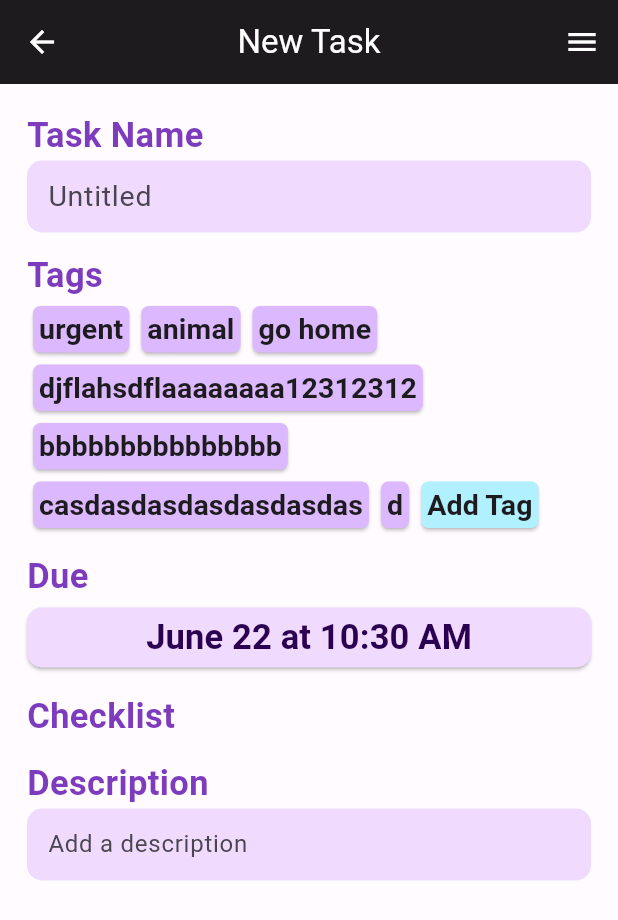
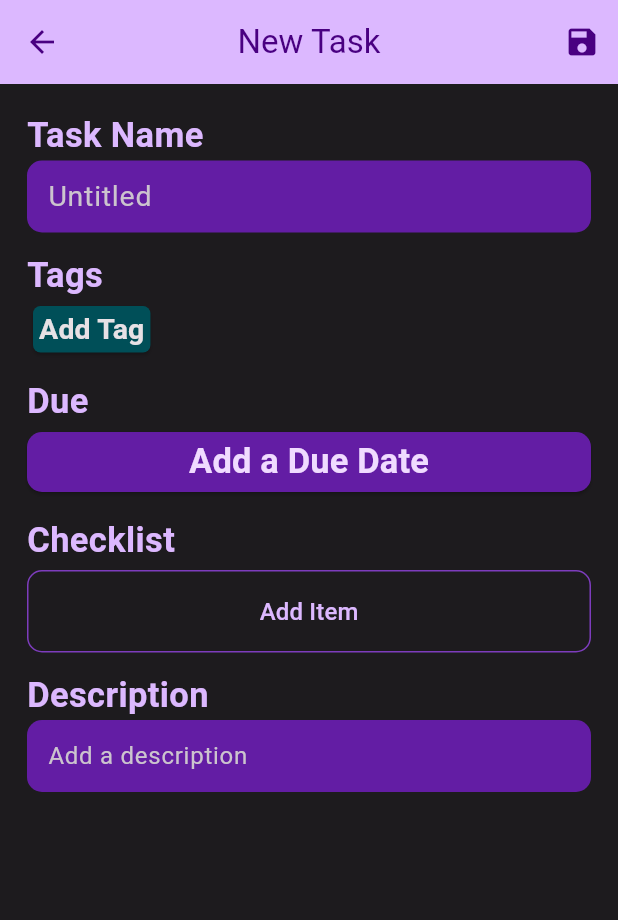
Before and after one commit to jasonly027/DisWeek, a Flutter app: the screen it shows after launch, after a tap on the "add" icon, on a phone screen of 412 x 824 dp. Shown: the top 920 px of the screen. Run offline on Flutter 3.47's test engine with Material 2 defaults, Android fonts, the light colour scheme and no system bars.

Commit message:
Adjusted fields in Task class, added experimental checklist

```diff
--- a/lib/pages/daily_view.dart
+++ b/lib/pages/daily_view.dart
@@ -19,7 +19,7 @@ class _DailyViewState extends State<DailyView> {
     return Scaffold(
       appBar: AppBar(
         automaticallyImplyLeading: true,
-        backgroundColor: themeColor.onBackground,
+        backgroundColor: themeColor.primary,
         title: Text(
           widget.title,
           style: TextStyle(color: themeColor.onPrimary),
@@ -43,7 +43,7 @@ class _DailyViewState extends State<DailyView> {
                   context,
                   MaterialPageRoute(
                       builder: (context) =>
-                          TaskView(title: "New Task", task: tempList[0])));
+                          TaskView()));
             },
           )
         ],
@@ -57,7 +57,10 @@ class _DailyViewState extends State<DailyView> {
 }
 
 var tempList = [
-  Task(due: DateTime.now().toLocal(), tags: [
+  Task(
+    title: "Mango",
+    due: DateTime.now().toLocal(),
+    tags: [
       'urgent',
       'animal',
       'go home',
@@ -65,6 +68,13 @@ var tempList = [
       'bbbbbbbbbbbbbbb',
       'casdasdasdasdasdasdas',
       'd'
-  ]),
+    ],
+    checklist: [
+      Check(title: "Hi Joe", isChecked: true),
+      Check(title: "Badger")
+    ],
+    description: "Hello",
+  ),
   Task(due: DateTime.now().toLocal(), tags: ['late', 'home']),
+  Task(tags: ['guy', 'dog'])
 ];
--- a/lib/pages/daily_view_helper.dart
+++ b/lib/pages/daily_view_helper.dart
@@ -1,3 +1,4 @@
+import 'package:dis_week/pages/task_view.dart';
 import 'package:dis_week/utils/task.dart';
 import 'package:flutter/material.dart';
 import 'package:intl/intl.dart';
@@ -11,7 +12,12 @@ Widget createDailyView(BuildContext context, List<Task> taskList) {
     itemCount: taskList.length,
     itemBuilder: (BuildContext context, int index) {
       return ElevatedButton(
-        onPressed: () {},
+        onPressed: () {
+          Navigator.push(
+              context,
+              MaterialPageRoute(
+                  builder: (context) => TaskView.edit(task: taskList[index])));
+        },
         style: ElevatedButton.styleFrom(
           padding: const EdgeInsets.all(10),
           backgroundColor: themeColor.surfaceVariant,
@@ -29,7 +35,8 @@ Widget createDailyView(BuildContext context, List<Task> taskList) {
                   child: Column(
                     crossAxisAlignment: CrossAxisAlignment.start,
                     children: [
-                      _drawTaskTitle(taskList[index].task, themeColor),
+                      _drawTaskTitle(
+                          title: taskList[index].title, themeColor: themeColor),
                       _drawTaskDue(taskList[index].due, themeColor),
                     ],
                   ),
@@ -40,7 +47,10 @@ Widget createDailyView(BuildContext context, List<Task> taskList) {
                         taskList[index].progress, themeColor)),
               ],
             ),
-            _drawTaskTags(taskList[index].tags, themeColor, mqTextScaleFactor),
+            _drawTaskTags(
+                tags: taskList[index].tags,
+                themeColor: themeColor,
+                textScaleFactor: mqTextScaleFactor),
           ],
         ),
       );
@@ -48,7 +58,10 @@ Widget createDailyView(BuildContext context, List<Task> taskList) {
   );
 }
 
-Widget _drawTaskTitle(String taskTitle, ColorScheme themeColor) {
+Widget _drawTaskTitle(
+    {required String? title, required ColorScheme themeColor}) {
+  title = title ?? 'Untitled';
+
   return Container(
     margin: const EdgeInsets.all(2),
     padding: const EdgeInsets.symmetric(vertical: 2, horizontal: 4),
@@ -56,7 +69,7 @@ Widget _drawTaskTitle(String taskTitle, ColorScheme themeColor) {
       borderRadius: const BorderRadius.all(Radius.circular(5)),
       color: themeColor.surface,
     ),
-    child: Text(taskTitle,
+    child: Text(title,
         style: TextStyle(
           color: themeColor.onSurface,
           fontWeight: FontWeight.bold,
@@ -67,7 +80,7 @@ Widget _drawTaskTitle(String taskTitle, ColorScheme themeColor) {
 
 Widget _drawTaskDue(DateTime? taskDue, ColorScheme themeColor) {
   if (taskDue == null) {
-    return Container();
+    return SizedBox.shrink();
   }
   String monthDay = DateFormat.MMMMd().format(taskDue);
 
@@ -103,9 +116,15 @@ Widget _drawTaskProgress(Progress progress, ColorScheme themeColor) {
 }
 
 Widget _drawTaskTags(
-    List<String> tags, ColorScheme themeColor, double mqTextScaleFactor) {
+    {List<String>? tags,
+    required ColorScheme themeColor,
+    required double textScaleFactor}) {
+  if (tags == null) {
+    return const SizedBox.shrink();
+  }
+
   return SizedBox(
-    height: 28 * mqTextScaleFactor,
+    height: 28 * textScaleFactor,
     child: ListView.builder(
       scrollDirection: Axis.horizontal,
       // separatorBuilder: (context, _) => const SizedBox(width: 0),
--- a/lib/pages/main.dart
+++ b/lib/pages/main.dart
@@ -13,7 +13,8 @@ class DisWeek extends StatelessWidget {
   Widget build(BuildContext context) {
     return MaterialApp(
       title: 'DisWeek',
-      theme: ThemeData(useMaterial3: true, colorScheme: lightColorScheme),
+      // theme: ThemeData(useMaterial3: true, colorScheme: lightColorScheme),
+      theme: ThemeData(useMaterial3: true, colorScheme: darkColorScheme),
       darkTheme: ThemeData(useMaterial3: true, colorScheme: darkColorScheme),
       home: const DailyView(title: 'Today'),
     );
--- a/lib/pages/task_view.dart
+++ b/lib/pages/task_view.dart
@@ -3,18 +3,33 @@ import 'package:dis_week/utils/task.dart';
 import 'package:flutter/material.dart';
 
 class TaskView extends StatefulWidget {
-  TaskView({Key? key, required this.title, required this.task})
-      : super(key: key);
+  TaskView({Key? key})
+      : title = "New Task",
+        task = Task(),
+        super(key: key);
+
+  TaskView.edit({Key? key, required this.task})
+      : title = "Edit Task",
+        super(key: key);
+
   final String title;
-  Task task;
+  final Task task;
 
   @override
   State<TaskView> createState() => _TaskViewState();
 }
 
 class _TaskViewState extends State<TaskView> {
-  final _nameController = TextEditingController();
-  final _descriptionController = TextEditingController();
+  late TextEditingController _nameController;
+  late TextEditingController _descriptionController;
+
+  @override
+  void initState() {
+    super.initState();
+    _nameController = TextEditingController(text: widget.task.title);
+    _descriptionController =
+        TextEditingController(text: widget.task.description);
+  }
 
   @override
   Widget build(BuildContext context) {
@@ -22,7 +37,7 @@ class _TaskViewState extends State<TaskView> {
 
     return Scaffold(
         appBar: AppBar(
-          backgroundColor: themeColor.onBackground,
+          backgroundColor: themeColor.primary,
           title: Text(
             widget.title,
             style: TextStyle(color: themeColor.onPrimary),
@@ -37,7 +52,7 @@ class _TaskViewState extends State<TaskView> {
           ),
           actions: <Widget>[
             IconButton(
-              icon: const Icon(Icons.menu),
+              icon: const Icon(Icons.save),
               color: themeColor.onPrimary,
               onPressed: () {},
             )
@@ -51,20 +66,102 @@ class _TaskViewState extends State<TaskView> {
               children: [
                 makeHeaderText(
                     text: "Task Name", color: themeColor.primary, marginTop: 0),
-                makeTitleField(
-                    controller: _nameController, themeColor: themeColor),
+                makeTitleField(controller: _nameController, theme: themeColor),
                 makeHeaderText(text: "Tags", color: themeColor.primary),
-                makeTagList(tags: widget.task.tags, themeColor: themeColor),
+                makeTagList(tags: widget.task.tags, theme: themeColor),
                 makeHeaderText(text: "Due", color: themeColor.primary),
-                makeDueButton(widget.task.due, themeColor),
+                makeDueButton(date: widget.task.due, theme: themeColor),
                 makeHeaderText(text: "Checklist", color: themeColor.primary),
-                //
+                makeChecklist(
+                    checklist: widget.task.checklist, theme: themeColor),
                 makeHeaderText(text: "Description", color: themeColor.primary),
                 makeDescriptionField(
-                    controller: _descriptionController, themeColor: themeColor),
+                    controller: _descriptionController, theme: themeColor),
               ],
             ),
           ),
         ));
   }
+
+  Widget makeChecklist({List<Check>? checklist, required ColorScheme theme}) {
+    return Container(
+      margin: const EdgeInsets.only(top: 3),
+      decoration: BoxDecoration(
+          border: Border.all(color: theme.inversePrimary),
+          borderRadius: BorderRadius.circular(10)),
+      child: Column(
+        children: [
+          checklist != null
+              ? ListView.builder(
+                  shrinkWrap: true,
+                  itemCount: checklist.length,
+                  itemBuilder: (BuildContext context, int index) {
+                    final TextEditingController title =
+                        TextEditingController(text: checklist[index].title);
+
+                    return Row(
+                      children: [
+                        Expanded(
+                          flex: 2,
+                          child: Checkbox(
+                              value: checklist[index].isChecked,
+                              activeColor: theme.primary,
+                              onChanged: (bool? value) {
+                                setState(() {
+                                  checklist[index].isChecked = value!;
+                                });
+                              }),
+                        ),
+                        Expanded(
+                          flex: 8,
+                            child: TextButton(
+                                onPressed: () {
+                                  setState(() {
+                                    checklist[index].isChecked =
+                                        !checklist[index].isChecked;
+                                  });
+                                },
+                                style: TextButton.styleFrom(
+                                  textStyle: const TextStyle(fontSize: 16),
+                                  padding:
+                                      const EdgeInsets.symmetric(vertical: 5, horizontal: 15),
+                                  shape: RoundedRectangleBorder(
+                                      borderRadius: BorderRadius.circular(3),),
+                                ),
+                                child: Align(
+                                  alignment: Alignment.centerLeft,
+                                  child: TextField(
+                                    controller: title,
+                                    maxLines: null,
+                                    decoration: const InputDecoration(
+                                      border: InputBorder.none
+                                    ),
+                                  ),
+                                )),
+                          ),
+                      ],
+                    );
+                  },
+                )
+              : const SizedBox.shrink(),
+          SizedBox(
+            width: double.infinity,
+            child: TextButton(
+                onPressed: () {
+                  // checklist.add()
+                },
+                style: TextButton.styleFrom(
+                  padding: const EdgeInsets.only(top: 15, bottom: 15),
+                  shape: RoundedRectangleBorder(
+                      borderRadius: BorderRadius.circular(0)),
+                ),
+                child: const Text(
+                  'Add Item',
+                  style: TextStyle(fontSize: 16),
+                )),
+          )
+        ],
+      ),
+    );
+  }
 }
--- a/lib/pages/task_view_helper.dart
+++ b/lib/pages/task_view_helper.dart
@@ -1,3 +1,6 @@
+import 'dart:collection';
+
+import 'package:dis_week/utils/task.dart';
 import 'package:flutter/material.dart';
 import 'package:intl/intl.dart';
 
@@ -18,14 +21,14 @@ Widget makeHeaderText(
 
 Widget makeTitleField(
         {required TextEditingController controller,
-        required ColorScheme themeColor}) =>
+        required ColorScheme theme}) =>
     TextField(
       controller: controller,
       style: const TextStyle(fontSize: 19),
       decoration: InputDecoration(
           hintText: 'Untitled',
           filled: true,
-          fillColor: themeColor.primaryContainer,
+          fillColor: theme.primaryContainer,
           contentPadding:
               const EdgeInsets.symmetric(vertical: 0, horizontal: 10),
           border: OutlineInputBorder(
@@ -36,28 +39,27 @@ Widget makeTitleField(
       },
     );
 
-Widget makeTagList(
-        {required List<String> tags, required ColorScheme themeColor}) =>
+Widget makeTagList({required List<String>? tags, required ColorScheme theme}) =>
     Wrap(children: [
-      ...tags
-          .map((item) => _makeTagButton(
+      ...?tags
+          ?.map((item) => _makeTagButton(
               onPressed: () {},
-              textColor: themeColor.onSurface,
-              backgroundColor: themeColor.inversePrimary,
-              tagName: item))
+              textColor: theme.onSurface,
+              backgroundColor: theme.inversePrimary,
+              title: item))
           .toList(),
       _makeTagButton(
           onPressed: () {},
-          textColor: themeColor.onSurface,
-          backgroundColor: themeColor.tertiaryContainer,
-          tagName: "Add Tag")
+          textColor: theme.onSurface,
+          backgroundColor: theme.tertiaryContainer,
+          title: "Add Tag")
     ]);
 
 Widget _makeTagButton({
   required void Function()? onPressed,
   required Color? textColor,
   required Color? backgroundColor,
-  required String tagName,
+  required String title,
 }) =>
     Padding(
       padding: const EdgeInsets.all(4.0),
@@ -70,19 +72,19 @@ Widget _makeTagButton({
               backgroundColor: backgroundColor,
               shape: RoundedRectangleBorder(
                   borderRadius: BorderRadius.circular(5))),
-          child: Text(tagName,
+          child: Text(title,
               style: TextStyle(
                   color: textColor,
                   fontSize: 19,
                   fontWeight: FontWeight.bold))),
     );
 
-Widget makeDueButton(DateTime? date, ColorScheme themeColor) {
+Widget makeDueButton({DateTime? date, required ColorScheme theme}) {
   String due;
   if (date == null) {
     due = "Add a Due Date";
   } else {
-    due = DateFormat("MMMM d 'at' h':'m a").format(date);
+    due = DateFormat("MMMM d 'at' h':'mm a").format(date);
   }
 
   return SizedBox(
@@ -90,24 +92,24 @@ Widget makeDueButton(DateTime? date, ColorScheme themeColor) {
     child: ElevatedButton(
         onPressed: () {},
         style: ElevatedButton.styleFrom(
-            backgroundColor: themeColor.primaryContainer,
+            backgroundColor: theme.primaryContainer,
             shape: RoundedRectangleBorder(
                 borderRadius: BorderRadius.circular(10))),
         child: makeHeaderText(
-            text: due, color: themeColor.onPrimaryContainer, marginTop: 0)),
+            text: due, color: theme.onPrimaryContainer, marginTop: 0)),
   );
 }
 
 Widget makeDescriptionField(
         {required TextEditingController controller,
-        required ColorScheme themeColor}) =>
+        required ColorScheme theme}) =>
     TextField(
       controller: controller,
       maxLines: null,
       decoration: InputDecoration(
           hintText: 'Add a description',
           filled: true,
-          fillColor: themeColor.primaryContainer,
+          fillColor: theme.primaryContainer,
           contentPadding: const EdgeInsets.all(10),
           border: OutlineInputBorder(
               borderSide: BorderSide.none,
--- a/lib/utils/task.dart
+++ b/lib/utils/task.dart
@@ -1,15 +1,32 @@
+import 'dart:collection';
+
 enum Progress { incomplete, complete, checklist }
 
+class Check {
+  String title;
+  bool isChecked;
+
+  Check({
+    required this.title,
+    this.isChecked = false
+  });
+}
+
 class Task {
-  String task;
+  String? title;
   DateTime? due;
-  List<String> tags;
+  List<String>? tags;
   Progress progress;
+  List<Check>? checklist;
+  String? description;
 
   Task({
-    this.task = 'Untitled',
+    this.title,
     this.due,
-    required this.tags,
-    this.progress = Progress.incomplete
+    this.tags,
+    this.progress = Progress.incomplete,
+    this.checklist,
+    this.description
   } );
+
 }
```
Lines whose indentation alone changed are shown as unchanged.
